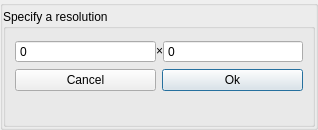
This is src/display/qt/dialogs/ui/resolution_dialog.ui in mrehkopf/vcs as Qt 5 draws it before an edit. The edited form follows.
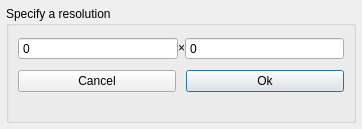
This is the edited form.

```diff
--- a/src/display/qt/dialogs/ui/resolution_dialog.ui
+++ b/src/display/qt/dialogs/ui/resolution_dialog.ui
@@ -6,8 +6,8 @@
    <rect>
     <x>0</x>
     <y>0</y>
-    <width>318</width>
-    <height>130</height>
+    <width>362</width>
+    <height>129</height>
    </rect>
   </property>
   <property name="focusPolicy">
@@ -16,42 +16,18 @@
   <property name="windowTitle">
    <string>Force input resolution</string>
   </property>
-  <layout class="QVBoxLayout" name="verticalLayout_3">
-   <property name="spacing">
-    <number>0</number>
-   </property>
-   <property name="leftMargin">
-    <number>0</number>
-   </property>
-   <property name="topMargin">
-    <number>0</number>
-   </property>
-   <property name="rightMargin">
-    <number>0</number>
-   </property>
-   <property name="bottomMargin">
-    <number>0</number>
-   </property>
-   <item>
-    <widget class="QGroupBox" name="groupBox_main">
-     <property name="title">
-      <string/>
-     </property>
      <layout class="QVBoxLayout" name="verticalLayout">
-      <property name="spacing">
-       <number>3</number>
-      </property>
       <property name="leftMargin">
-       <number>0</number>
+    <number>6</number>
       </property>
       <property name="topMargin">
-       <number>3</number>
+    <number>6</number>
       </property>
       <property name="rightMargin">
-       <number>0</number>
+    <number>6</number>
       </property>
       <property name="bottomMargin">
-       <number>0</number>
+    <number>6</number>
       </property>
       <item>
        <widget class="QGroupBox" name="groupBox">
@@ -59,6 +35,9 @@
          <string>Specify a resolution</string>
         </property>
         <layout class="QVBoxLayout" name="verticalLayout_2">
+      <property name="spacing">
+       <number>10</number>
+      </property>
          <property name="topMargin">
           <number>11</number>
          </property>
@@ -171,9 +150,6 @@
             </size>
            </property>
           </spacer>
-         </item>
-        </layout>
-       </widget>
       </item>
      </layout>
     </widget>
```
Lines whose indentation alone changed are shown as unchanged.
